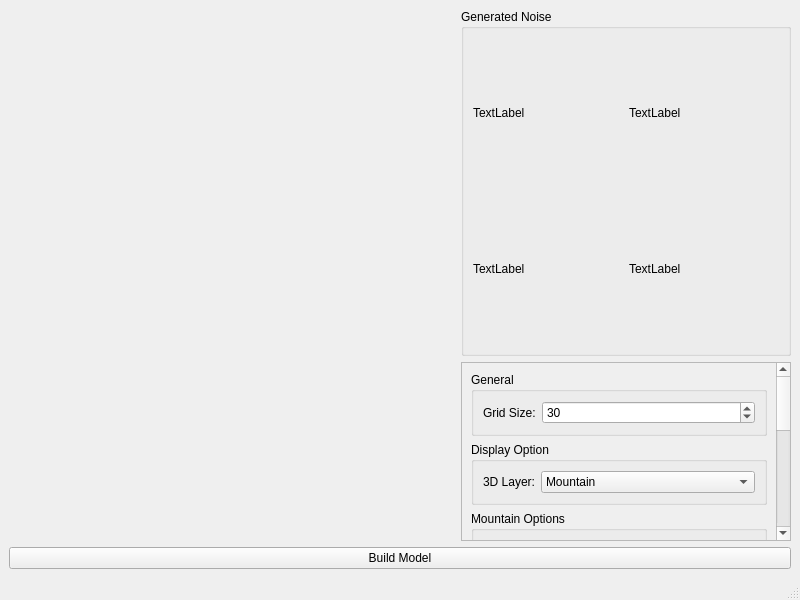
Qt form src/MainWindow.ui (atuleu/limoful) before a commit.
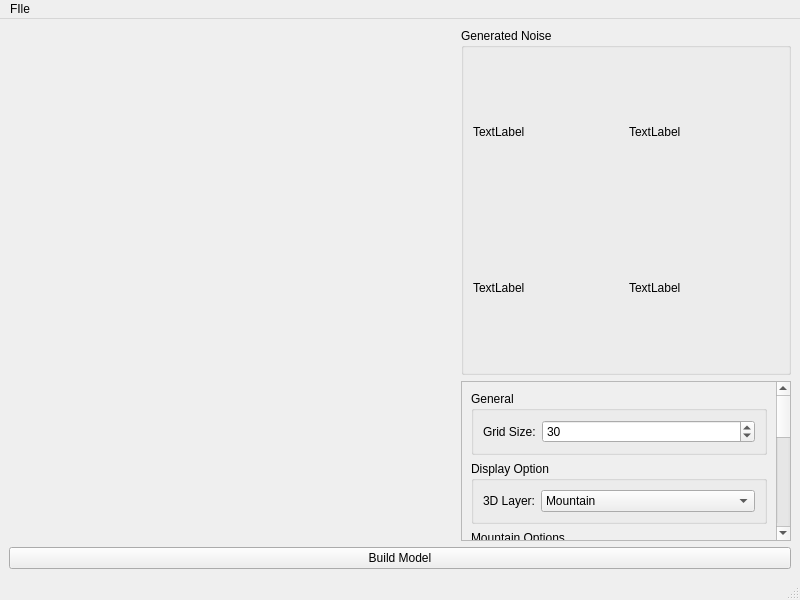
The same form after that commit. Custom widgets are drawn as their Qt base class.

```diff
--- a/src/MainWindow.ui
+++ b/src/MainWindow.ui
@@ -423,6 +423,13 @@
      <height>24</height>
     </rect>
    </property>
+   <widget class="QMenu" name="menuExport">
+    <property name="title">
+     <string>FIle</string>
+    </property>
+    <addaction name="actionExport"/>
+   </widget>
+   <addaction name="menuExport"/>
   </widget>
   <widget class="QStatusBar" name="statusbar"/>
  </widget>
```
Left out of the diff: 5 changed lines with no effect on the pictures.
